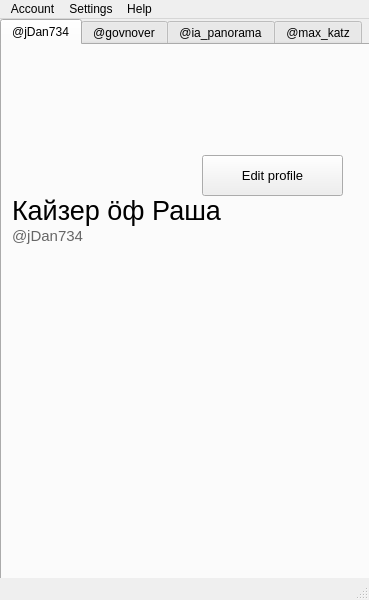
Before: the Qt Designer form design.ui in jDan735/qttwitter, drawn with Qt 5.
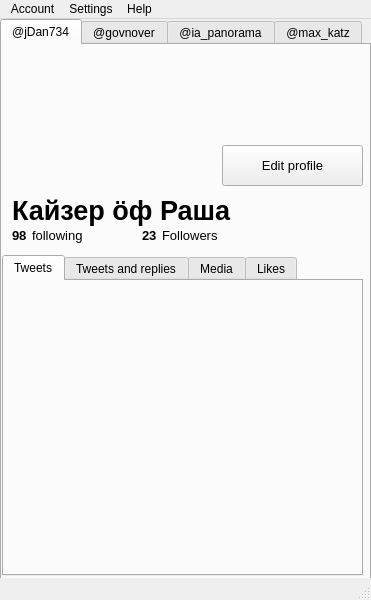
After: the same form once the commit is applied. Icons and pictures are not drawn.

Patch:
```diff
--- a/design.ui
+++ b/design.ui
@@ -6,7 +6,7 @@
    <rect>
     <x>0</x>
     <y>0</y>
-    <width>369</width>
+    <width>371</width>
     <height>600</height>
    </rect>
   </property>
@@ -28,11 +28,6 @@
       <height>571</height>
      </rect>
     </property>
-    <property name="font">
-     <font>
-      <family>Segoe UI</family>
-     </font>
-    </property>
     <property name="styleSheet">
      <string notr="true">width: </string>
     </property>
@@ -64,49 +59,26 @@
        <rect>
         <x>10</x>
         <y>150</y>
-        <width>231</width>
+        <width>241</width>
         <height>31</height>
        </rect>
       </property>
       <property name="font">
        <font>
-        <family>Segoe UI</family>
         <pointsize>20</pointsize>
-        <weight>50</weight>
-        <bold>false</bold>
+        <weight>75</weight>
+        <bold>true</bold>
        </font>
       </property>
       <property name="text">
        <string>Кайзер öф Раша</string>
       </property>
      </widget>
-     <widget class="QLabel" name="label_4">
-      <property name="geometry">
-       <rect>
-        <x>10</x>
-        <y>180</y>
-        <width>71</width>
-        <height>21</height>
-       </rect>
-      </property>
-      <property name="font">
-       <font>
-        <family>Segoe UI</family>
-        <pointsize>11</pointsize>
-       </font>
-      </property>
-      <property name="styleSheet">
-       <string notr="true">color:#666</string>
-      </property>
-      <property name="text">
-       <string>@jDan734</string>
-      </property>
-     </widget>
      <widget class="QPushButton" name="pushButton">
       <property name="geometry">
        <rect>
-        <x>200</x>
-        <y>110</y>
+        <x>220</x>
+        <y>100</y>
         <width>141</width>
         <height>41</height>
        </rect>
@@ -125,18 +97,127 @@
       <property name="geometry">
        <rect>
         <x>10</x>
-        <y>60</y>
+        <y>50</y>
         <width>91</width>
         <height>91</height>
        </rect>
       </property>
       <property name="text">
-       <string>&lt;html&gt;&lt;head/&gt;&lt;body&gt;&lt;p&gt;&lt;img width=91 height=91 src=&quot;:/newPrefix/img/mAIV3fEU_400x400.jpg&quot;/&gt;&lt;/p&gt;&lt;/body&gt;&lt;/html&gt;</string>
+       <string>&lt;html&gt;&lt;head/&gt;&lt;body&gt;&lt;p&gt;&lt;img src=&quot;:/newPrefix/img/example.jpg&quot;/&gt;&lt;/p&gt;&lt;/body&gt;&lt;/html&gt;</string>
       </property>
       <property name="scaledContents">
        <bool>true</bool>
       </property>
      </widget>
+     <widget class="QLabel" name="label_7">
+      <property name="geometry">
+       <rect>
+        <x>30</x>
+        <y>180</y>
+        <width>61</width>
+        <height>21</height>
+       </rect>
+      </property>
+      <property name="font">
+       <font>
+        <pointsize>10</pointsize>
+       </font>
+      </property>
+      <property name="text">
+       <string>following</string>
+      </property>
+     </widget>
+     <widget class="QLabel" name="label_8">
+      <property name="geometry">
+       <rect>
+        <x>160</x>
+        <y>180</y>
+        <width>71</width>
+        <height>21</height>
+       </rect>
+      </property>
+      <property name="font">
+       <font>
+        <pointsize>10</pointsize>
+       </font>
+      </property>
+      <property name="text">
+       <string>Followers</string>
+      </property>
+     </widget>
+     <widget class="QLabel" name="label_9">
+      <property name="geometry">
+       <rect>
+        <x>140</x>
+        <y>180</y>
+        <width>21</width>
+        <height>21</height>
+       </rect>
+      </property>
+      <property name="font">
+       <font>
+        <pointsize>10</pointsize>
+        <weight>75</weight>
+        <bold>true</bold>
+       </font>
+      </property>
+      <property name="text">
+       <string>23</string>
+      </property>
+     </widget>
+     <widget class="QLabel" name="label_10">
+      <property name="geometry">
+       <rect>
+        <x>10</x>
+        <y>180</y>
+        <width>21</width>
+        <height>21</height>
+       </rect>
+      </property>
+      <property name="font">
+       <font>
+        <pointsize>10</pointsize>
+        <weight>75</weight>
+        <bold>true</bold>
+       </font>
+      </property>
+      <property name="text">
+       <string>98</string>
+      </property>
+     </widget>
+     <widget class="QTabWidget" name="tabWidget_2">
+      <property name="geometry">
+       <rect>
+        <x>0</x>
+        <y>210</y>
+        <width>361</width>
+        <height>321</height>
+       </rect>
+      </property>
+      <property name="currentIndex">
+       <number>0</number>
+      </property>
+      <widget class="QWidget" name="tab_3">
+       <attribute name="title">
+        <string>Tweets</string>
+       </attribute>
+      </widget>
+      <widget class="QWidget" name="tab_6">
+       <attribute name="title">
+        <string>Tweets and replies</string>
+       </attribute>
+      </widget>
+      <widget class="QWidget" name="tab_7">
+       <attribute name="title">
+        <string>Media</string>
+       </attribute>
+      </widget>
+      <widget class="QWidget" name="tab_8">
+       <attribute name="title">
+        <string>Likes</string>
+       </attribute>
+      </widget>
+     </widget>
     </widget>
     <widget class="QWidget" name="tab_2">
      <attribute name="title">
@@ -160,15 +241,10 @@
     <rect>
      <x>0</x>
      <y>0</y>
-     <width>369</width>
+     <width>371</width>
      <height>21</height>
     </rect>
    </property>
-   <property name="font">
-    <font>
-     <family>Segoe UI</family>
-    </font>
-   </property>
    <widget class="QMenu" name="menuAccount">
     <property name="title">
      <string>Account</string>
```
Left out of the diff: 22 changed lines with no effect on the pictures.
